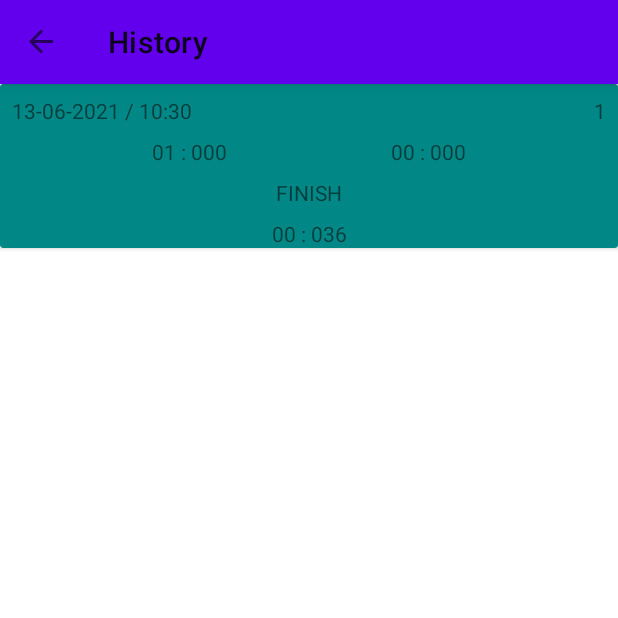
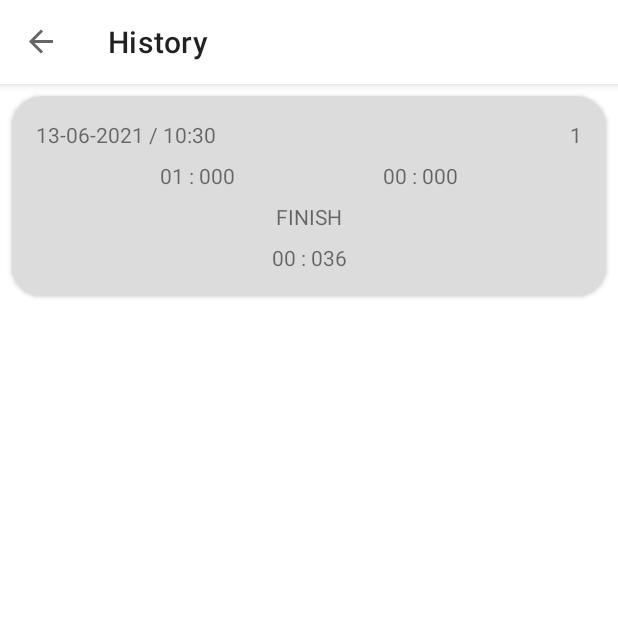
Before and after one commit to omi-repo/TimerForScreenTimeout, an Android app: the TimerHistoryFragment screen opened through its navigation route, on a phone screen of 412 x 824 dp, the top half of it. Run offline under Robolectric (Android 15) with nearby library versions, the phone set to English and light mode, and no system bars; our stand-ins replace Room's generated code, Timber, data binding, navigation-ui.

Commit message:
Update and adjust the views.

```diff
--- a/app/src/main/res/layout/activity_main.xml
+++ b/app/src/main/res/layout/activity_main.xml
@@ -24,6 +24,7 @@
                 android:id="@+id/toolbar"
                 android:layout_width="match_parent"
                 android:layout_height="wrap_content"
+                android:background="@color/white"
                 android:minHeight="?attr/actionBarSize" />
         </com.google.android.material.appbar.AppBarLayout>
 
--- a/app/src/main/res/layout/timer_history_adapter.xml
+++ b/app/src/main/res/layout/timer_history_adapter.xml
@@ -4,12 +4,15 @@
     xmlns:tools="http://schemas.android.com/tools"
     android:layout_width="match_parent"
     android:layout_height="wrap_content"
-    app:cardBackgroundColor="@color/teal_700">
+    android:layout_margin="8dp"
+    app:cardBackgroundColor="@color/lighter_grey"
+    app:cardCornerRadius="20dp">
 
     <androidx.constraintlayout.widget.ConstraintLayout
         android:layout_width="match_parent"
         android:layout_height="match_parent"
-        android:orientation="vertical">
+        android:orientation="vertical"
+        android:padding="8dp">
 
         <TextView
             android:id="@+id/dateTimerAt_textview"
@@ -26,7 +29,9 @@
             android:layout_width="wrap_content"
             android:layout_height="wrap_content"
             android:layout_marginTop="8dp"
+            android:layout_marginBottom="8dp"
             android:text="test"
+            app:layout_constraintBottom_toBottomOf="parent"
             app:layout_constraintEnd_toEndOf="parent"
             app:layout_constraintStart_toStartOf="parent"
             app:layout_constraintTop_toBottomOf="@+id/state_textview" />
--- a/app/src/main/res/values/colors.xml
+++ b/app/src/main/res/values/colors.xml
@@ -7,4 +7,6 @@
     <color name="teal_700">#FF018786</color>
     <color name="black">#FF000000</color>
     <color name="white">#FFFFFFFF</color>
+    <color name="lighter_grey">#DCDCDC</color>
+    <color name="light_grey">#C0C0C0</color>
 </resources>
--- a/app/src/main/res/values/themes.xml
+++ b/app/src/main/res/values/themes.xml
@@ -2,12 +2,12 @@
     <!-- Base application theme. -->
     <style name="Theme.TimerForScreenTimeout" parent="Theme.MaterialComponents.DayNight.NoActionBar">
         <!-- Primary brand color. -->
-        <item name="colorPrimary">@color/purple_500</item>
-        <item name="colorPrimaryVariant">@color/purple_700</item>
+        <item name="colorPrimary">@color/white</item>
+        <item name="colorPrimaryVariant">@color/white</item>
         <item name="colorOnPrimary">@color/white</item>
         <!-- Secondary brand color. -->
-        <item name="colorSecondary">@color/teal_200</item>
-        <item name="colorSecondaryVariant">@color/teal_700</item>
+        <item name="colorSecondary">@color/lighter_grey</item>
+        <item name="colorSecondaryVariant">@color/light_grey</item>
         <item name="colorOnSecondary">@color/black</item>
         <!-- Status bar color. -->
         <item name="android:statusBarColor" tools:targetApi="l">?attr/colorPrimaryVariant</item>
```
